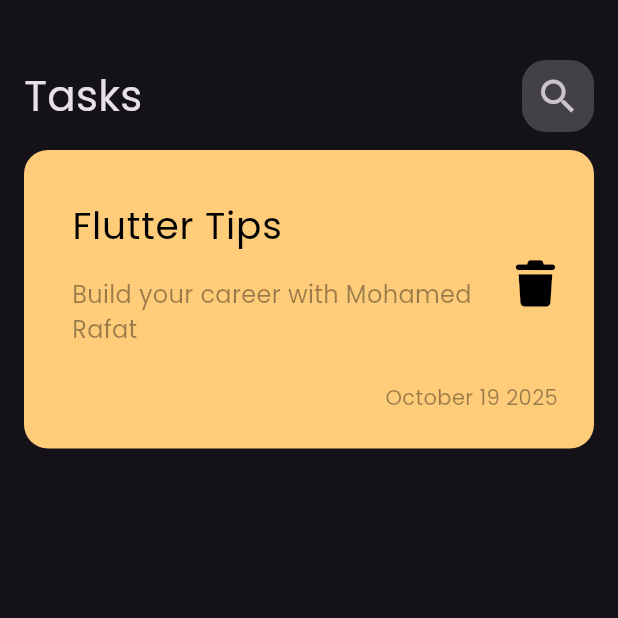
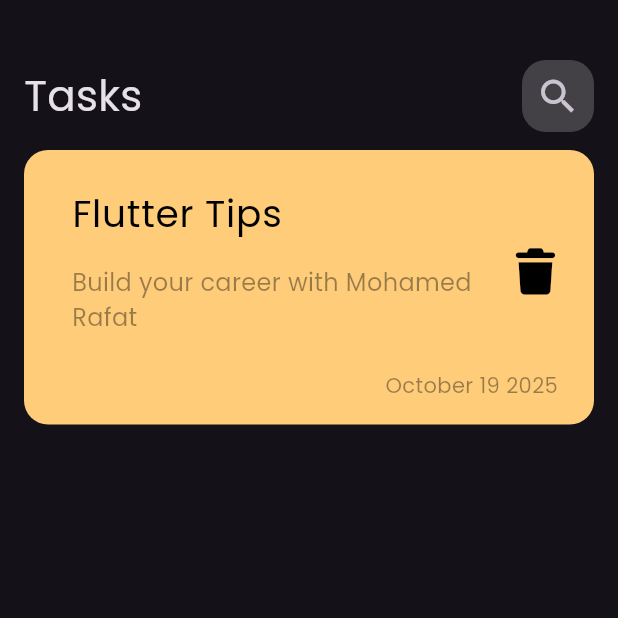
Before and after one commit to MohamedRafat-hub/Notify, a Flutter app: the screen it shows after launch, on a phone screen of 412 x 824 dp, the top half of it. Run offline on Flutter 3.47's test engine with Material 3 defaults, Android fonts, the phone set to English and light mode, and no system bars; our stand-ins replace font_awesome_flutter.

Commit message:
change each task word to note word

```diff
--- a/lib/main.dart
+++ b/lib/main.dart
@@ -12,7 +12,7 @@ class TaskyApp extends StatelessWidget {
   @override
   Widget build(BuildContext context) {
     return MaterialApp(
-      home: TasksView(),
+      home: NotesView(),
       theme: ThemeData(
         brightness: Brightness.dark,
         fontFamily: 'Poppins',
--- a/lib/views/tasks_view.dart
+++ b/lib/views/tasks_view.dart
@@ -2,8 +2,8 @@ import 'package:flutter/material.dart';
 import 'package:tasky_app/widgets/tasks_view_body.dart';
 
 
-class TasksView extends StatelessWidget {
-  const TasksView({super.key});
+class NotesView extends StatelessWidget {
+  const NotesView({super.key});
 
   @override
   Widget build(BuildContext context) {
--- a/lib/widgets/task_item.dart
+++ b/lib/widgets/note_item.dart
@@ -1,14 +1,14 @@
 import 'package:flutter/material.dart';
 import 'package:font_awesome_flutter/font_awesome_flutter.dart';
 
-class TaskItem extends StatelessWidget {
-  const TaskItem({super.key});
+class NoteItem extends StatelessWidget {
+  const NoteItem({super.key});
 
   @override
   Widget build(BuildContext context) {
     return Container(
       margin:  const EdgeInsets.symmetric(vertical: 12),
-      padding: EdgeInsets.only(top: 24 , bottom: 24 , left: 16),
+      padding: EdgeInsets.only(top: 16 , bottom: 16 , left: 16),
       decoration: BoxDecoration(
         color: Color(0xffFFCD7A),
         borderRadius: BorderRadius.circular(16),
--- a/lib/widgets/tasks_view_body.dart
+++ b/lib/widgets/tasks_view_body.dart
@@ -1,7 +1,6 @@
 import 'package:flutter/material.dart';
-import 'package:font_awesome_flutter/font_awesome_flutter.dart';
 import 'package:tasky_app/widgets/custom_app_bar.dart';
-import 'package:tasky_app/widgets/task_item.dart';
+import 'package:tasky_app/widgets/note_item.dart';
 
 class TasksViewBody extends StatelessWidget {
   const TasksViewBody({super.key});
@@ -16,7 +15,7 @@ class TasksViewBody extends StatelessWidget {
             height: 40,
           ),
           CustomAppBar(),
-          TaskItem(),
+          NoteItem(),
         ],
       ),
     );
```
